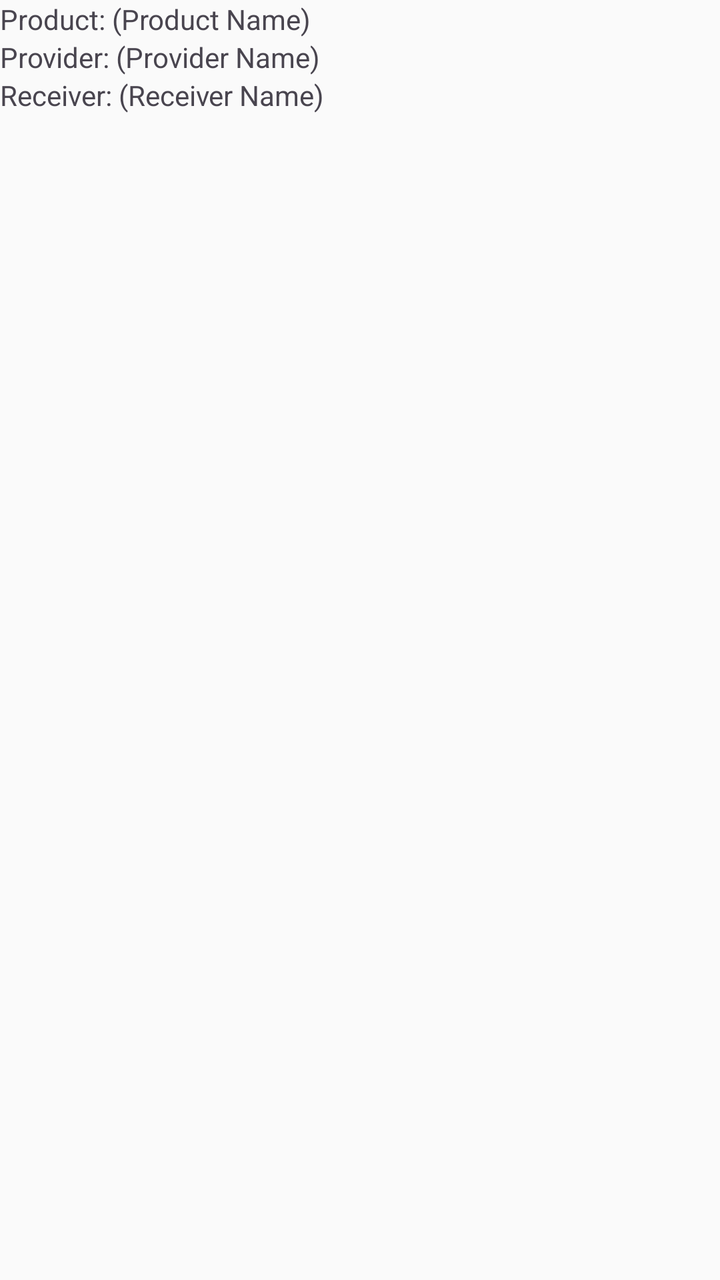
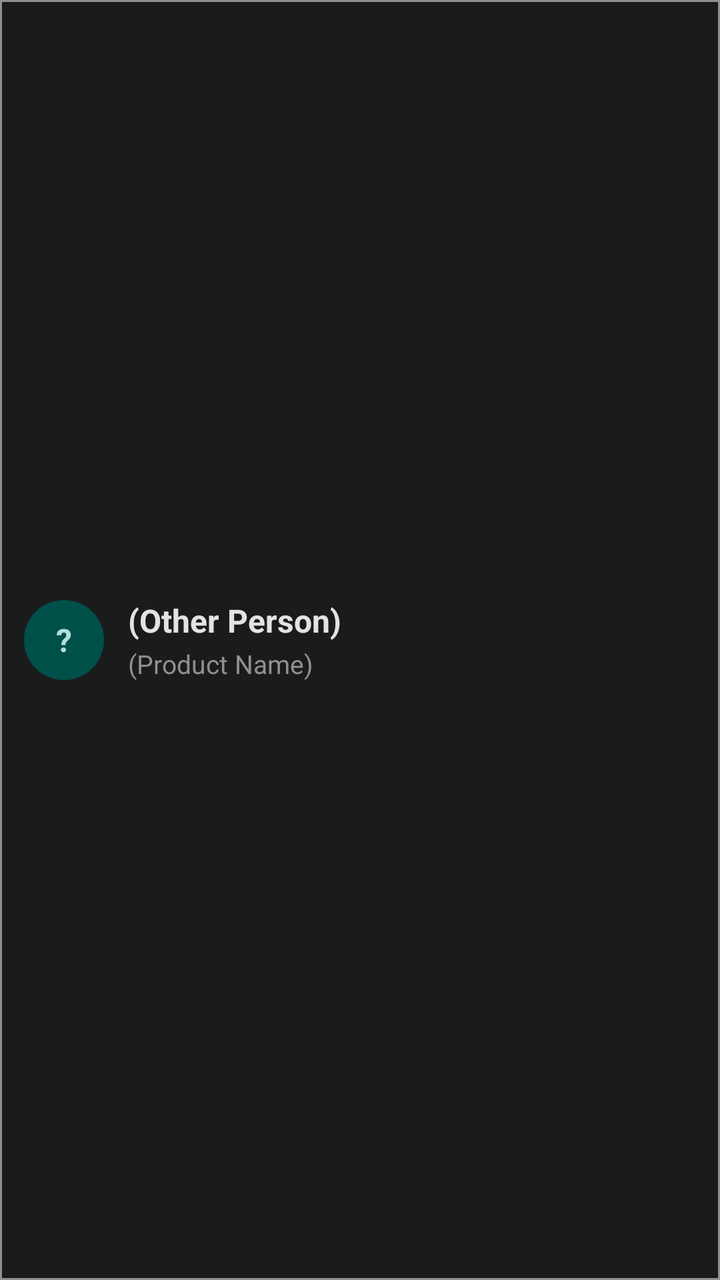

Two renders of the same Android screen: before a commit and after it. Below are the layout's source before the change and the commit's diff.
<!-- AndroidManifest.xml: application theme Theme._3130_grp8_app -->
<!-- res/layout/view_chat_list_item.xml -->
<?xml version="1.0" encoding="utf-8"?>
<androidx.constraintlayout.widget.ConstraintLayout xmlns:android="http://schemas.android.com/apk/res/android"
    xmlns:app="http://schemas.android.com/apk/res-auto"
    xmlns:tools="http://schemas.android.com/tools"
    android:id="@+id/chatListItemMain"
    android:layout_width="match_parent"
    android:layout_height="wrap_content">

    <LinearLayout
        android:layout_width="match_parent"
        android:layout_height="match_parent"
        android:orientation="vertical">

        <TextView
            android:id="@+id/productNameTextView"
            android:layout_width="wrap_content"
            android:layout_height="wrap_content"
            android:text="Product: (Product Name)" />

        <TextView
            android:id="@+id/providerNameTetView"
            android:layout_width="match_parent"
            android:layout_height="wrap_content"
            android:text="Provider: (Provider Name)" />

        <TextView
            android:id="@+id/receiverTextView"
            android:layout_width="match_parent"
            android:layout_height="wrap_content"
            android:text="Receiver: (Receiver Name)" />
    </LinearLayout>

</androidx.constraintlayout.widget.ConstraintLayout>
<!-- resources referenced by this layout -->
<resources>
  <style name="Theme._3130_grp8_app" parent="Base.Theme._3130_grp8_app" />
  <style name="Base.Theme._3130_grp8_app" parent="Theme.Material3.DayNight.NoActionBar">
          
          
          <item name="colorPrimary">@color/md_primary</item>
          <item name="colorOnPrimary">@color/md_on_primary</item>
          <item name="colorPrimaryContainer">@color/md_primary_container</item>
          <item name="colorOnPrimaryContainer">@color/md_on_primary_container</item>
          <item name="android:colorBackground">@color/md_background</item>
          <item name="colorOnBackground">@color/md_on_background</item>
          <item name="colorSurface">@color/md_surface</item>
          <item name="colorOnSurface">@color/md_on_surface</item>
          <item name="colorOutline">@color/md_outline</item>
          <item name="colorError">@color/md_error</item>
          <item name="colorOnError">@color/md_on_error</item>
          <item name="android:statusBarColor">?attr/colorSurface</item>
          <item name="android:windowLightStatusBar">true</item>
      </style>
  <color name="md_primary"> #00796B</color>
  <color name="md_on_primary"> #FFFFFF</color>
  <color name="md_primary_container">#A0E4DD</color>
  <color name="md_on_primary_container"> #00251A</color>
  <color name="md_background"> #FAFAFA</color>
  <color name="md_on_background"> #1A1C1C</color>
  <color name="md_surface"> #FFFFFF</color>
  <color name="md_on_surface"> #1A1C1C</color>
  <color name="md_outline"> #79797A</color>
  <color name="md_error"> #BA1A1A</color>
  <color name="md_on_error"> #FFFFFF</color>
</resources>

<!-- the commit's change to res/layout/view_chat_list_item.xml (unified diff, before → after) -->
@@ -1,33 +1,54 @@
 <?xml version="1.0" encoding="utf-8"?>
 <androidx.constraintlayout.widget.ConstraintLayout xmlns:android="http://schemas.android.com/apk/res/android"
     xmlns:app="http://schemas.android.com/apk/res-auto"
-    xmlns:tools="http://schemas.android.com/tools"
     android:id="@+id/chatListItemMain"
     android:layout_width="match_parent"
-    android:layout_height="wrap_content">
-
+    android:layout_height="wrap_content"
+    android:layout_margin="4dp"
+    android:minHeight="64dp"
+    android:background="@drawable/list_item_border"
+    android:padding="12dp">
+    <TextView
+        android:id="@+id/avatarInitialTextView"
+        android:layout_width="40dp"
+        android:layout_height="40dp"
+        android:background="@drawable/bg_avatar_circle"
+        android:gravity="center"
+        android:textColor="@color/md_on_primary_container"
+        android:textSize="16sp"
+        android:textStyle="bold"
+        android:text="?"
+        app:layout_constraintStart_toStartOf="parent"
+        app:layout_constraintTop_toTopOf="parent"
+        app:layout_constraintBottom_toBottomOf="parent" />
     <LinearLayout
-        android:layout_width="match_parent"
-        android:layout_height="match_parent"
-        android:orientation="vertical">
-
+        android:layout_width="0dp"
+        android:layout_height="wrap_content"
+        android:orientation="vertical"
+        android:layout_marginStart="12dp"
+        app:layout_constraintStart_toEndOf="@id/avatarInitialTextView"
+        app:layout_constraintEnd_toEndOf="parent"
+        app:layout_constraintTop_toTopOf="@id/avatarInitialTextView"
+        app:layout_constraintBottom_toBottomOf="@id/avatarInitialTextView">
+        <TextView
+            android:id="@+id/otherPersonNameTextView"
+            android:layout_width="match_parent"
+            android:layout_height="wrap_content"
+            android:text="(Other Person)"
+            android:textColor="@color/md_on_surface"
+            android:textSize="16sp"
+            android:textStyle="bold"
+            android:maxLines="1"
+            android:ellipsize="end" />
         <TextView
             android:id="@+id/productNameTextView"
-            android:layout_width="wrap_content"
-            android:layout_height="wrap_content"
-            android:text="Product: (Product Name)" />
-
-        <TextView
-            android:id="@+id/providerNameTetView"
             android:layout_width="match_parent"
             android:layout_height="wrap_content"
-            android:text="Provider: (Provider Name)" />
-
-        <TextView
-            android:id="@+id/receiverTextView"
-            android:layout_width="match_parent"
-            android:layout_height="wrap_content"
-            android:text="Receiver: (Receiver Name)" />
+            android:layout_marginTop="2dp"
+            android:text="(Product Name)"
+            android:textColor="@color/md_outline"
+            android:textSize="13sp"
+            android:maxLines="1"
+            android:ellipsize="end" />
     </LinearLayout>
-
 </androidx.constraintlayout.widget.ConstraintLayout>
<!-- resource entries referenced after the edit -->
@@ -2,8 +2,6 @@
 <resources>
   <style name="Theme._3130_grp8_app" parent="Base.Theme._3130_grp8_app" />
   <style name="Base.Theme._3130_grp8_app" parent="Theme.Material3.DayNight.NoActionBar">
-          
-          
           <item name="colorPrimary">@color/md_primary</item>
           <item name="colorOnPrimary">@color/md_on_primary</item>
           <item name="colorPrimaryContainer">@color/md_primary_container</item>
@@ -15,19 +13,41 @@
           <item name="colorOutline">@color/md_outline</item>
           <item name="colorError">@color/md_error</item>
           <item name="colorOnError">@color/md_on_error</item>
-          <item name="android:statusBarColor">?attr/colorSurface</item>
-          <item name="android:windowLightStatusBar">true</item>
+          <item name="android:windowLightStatusBar">false</item>
+          <item name="android:textViewStyle">@style/AppTextViewStyle</item>
+          <item name="colorSecondaryContainer">@color/md_primary_container</item>
+          <item name="colorOnSecondaryContainer">@color/md_on_primary_container</item>
+          <item name="android:editTextStyle">@style/AppEditTextStyle</item>
       </style>
-  <color name="md_primary"> #00796B</color>
-  <color name="md_on_primary"> #FFFFFF</color>
-  <color name="md_primary_container">#A0E4DD</color>
-  <color name="md_on_primary_container"> #00251A</color>
-  <color name="md_background"> #FAFAFA</color>
-  <color name="md_on_background"> #1A1C1C</color>
-  <color name="md_surface"> #FFFFFF</color>
-  <color name="md_on_surface"> #1A1C1C</color>
-  <color name="md_outline"> #79797A</color>
-  <color name="md_error"> #BA1A1A</color>
-  <color name="md_on_error"> #FFFFFF</color>
+  <color name="md_primary">#4DB6AC</color>
+  <color name="md_on_primary">#00382E</color>
+  <color name="md_primary_container">#00504A</color>
+  <color name="md_on_primary_container">#B2DFDB</color>
+  <color name="md_background">#121313</color>
+  <color name="md_on_background">#E2E3E2</color>
+  <color name="md_surface">#1A1C1C</color>
+  <color name="md_on_surface">#E2E3E2</color>
+  <color name="md_outline">#8F918D</color>
+  <!-- drawable bg_avatar_circle (drawable) -->
+  <?xml version="1.0" encoding="utf-8"?>
+  <shape xmlns:android="http://schemas.android.com/apk/res/android"
+      android:shape="oval">
+      <solid android:color="@color/md_primary_container"/>
+  </shape>
+  <!-- drawable list_item_border (drawable) -->
+  <?xml version="1.0" encoding="utf-8"?>
+  <shape xmlns:android="http://schemas.android.com/apk/res/android">
+      <solid android:color="@color/md_surface"/>
+      <stroke android:width="1dp" android:color="@color/md_outline"/>
+  </shape>
+  <color name="md_error">#FFB4AB</color>
+  <color name="md_on_error">#690005</color>
+  <style name="AppTextViewStyle" parent="android:Widget.TextView">
+          <item name="android:textColor">@color/md_on_surface</item>
+      </style>
+  <style name="AppEditTextStyle" parent="android:Widget.EditText">
+          <item name="android:textColor">@color/md_on_surface</item>
+          <item name="android:textColorHint">@color/md_outline</item>
+      </style>
 </resources>
 
